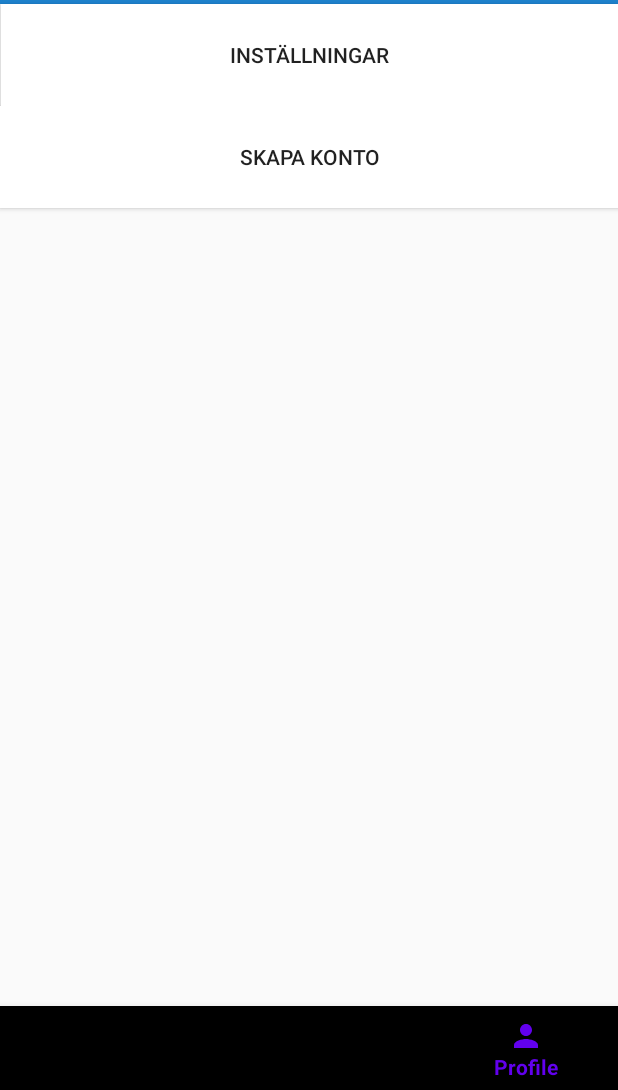
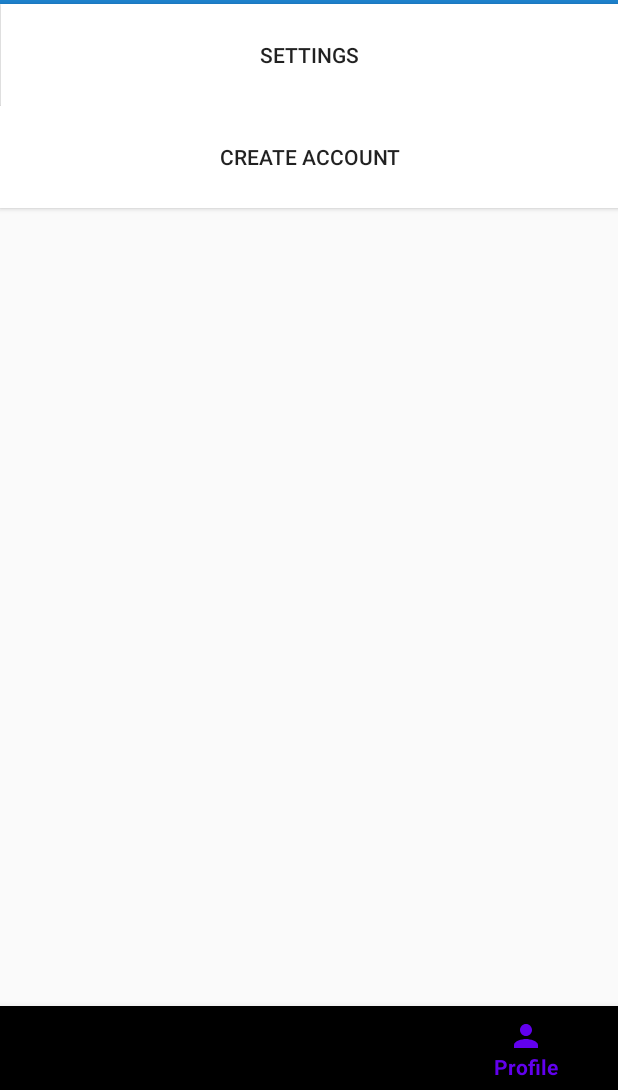
Before and after one commit to norawennerstrom/PupPulse, an Android app: the screen it shows after launch (MainActivity), item 4 of the bottom bar chosen, on a phone screen of 412 x 824 dp, the part 146-1236 px from its top. Run offline under Robolectric (Android 15) with nearby library versions, the phone set to English and light mode, and no system bars; libraries missing offline, so code that uses them is left out: com.github.mikephil.charting.

Commit message:
modified fragment_profile.xml, profileFragment.java and strings.xml

```diff
--- a/app/src/main/java/com/example/helloworld/profileFragment.java
+++ b/app/src/main/java/com/example/helloworld/profileFragment.java
@@ -4,8 +4,6 @@ import android.content.Intent;
 import android.os.Bundle;
 
 import androidx.fragment.app.Fragment;
-import androidx.fragment.app.FragmentActivity;
-import androidx.fragment.app.FragmentTransaction;
 
 import android.view.LayoutInflater;
 import android.view.View;
@@ -23,8 +21,8 @@ public class profileFragment extends Fragment {
                              Bundle savedInstanceState) {
         View view = inflater.inflate(R.layout.fragment_profile, container, false);
         //setContentView(R.layout.activity_profile);
-        btn1 =(Button)view.findViewById(R.id.Backbutton);
-        btn1.setOnClickListener(new View.OnClickListener() {
+        btn1 = view.findViewById(R.id.Backbutton);
+        btn1.setOnClickListener(new View.OnClickListener() { // TODO: reset the bottom menu to home when back button is clicked
             @Override
             public void onClick(View v){
                 HomeFragment home = new HomeFragment();
--- a/app/src/main/res/layout/fragment_profile.xml
+++ b/app/src/main/res/layout/fragment_profile.xml
@@ -50,7 +50,7 @@
         android:layout_width="411dp"
         android:layout_height="68dp"
         android:background="@color/white"
-        android:text="Inställningar"
+        android:text="@string/settings"
         app:layout_constraintBottom_toTopOf="@+id/skapakontobuttom"
         app:layout_constraintEnd_toEndOf="parent"
         app:layout_constraintStart_toStartOf="parent"
@@ -62,7 +62,7 @@
         android:layout_width="414dp"
         android:layout_height="68dp"
         android:background="@color/white"
-        android:text="Skapa konto"
+        android:text="@string/create_account"
         app:layout_constraintEnd_toEndOf="parent"
         app:layout_constraintStart_toStartOf="parent"
         app:layout_constraintTop_toBottomOf="@+id/button3" />
--- a/app/src/main/res/values/strings.xml
+++ b/app/src/main/res/values/strings.xml
@@ -12,4 +12,6 @@
     <string name="home">Home</string>
     <string name="puppulse">PupPulse</string>
     <string name="back">back</string>
+    <string name="settings">Settings</string>
+    <string name="create_account">Create Account</string>
 </resources>
```
Also changed, not shown: 1 other file.
